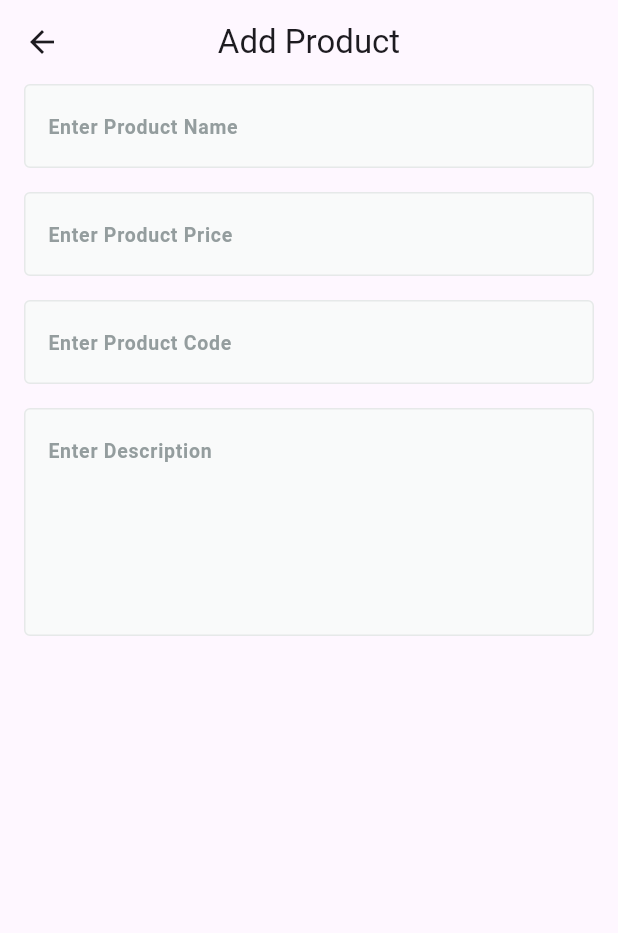
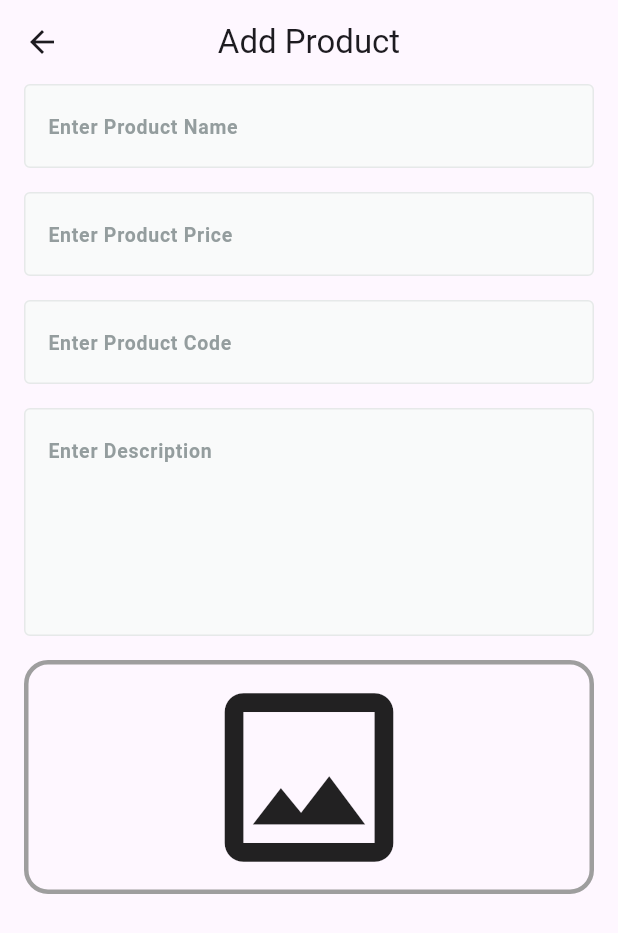
Before and after one commit to AmrElzohairy/fruits_hub_dashboard, a Flutter app: the AddProductView screen opened by its route, on a phone screen of 412 x 824 dp. Shown: the top 933 px of the screen. Run offline on Flutter 3.47's test engine with Material 3 defaults, Android fonts, the phone set to English and light mode, and no system bars; our stand-ins replace firebase_core; accounts and stored records are empty.

Commit message:
Add ImageField widget to AddProductViewBody
Added a new `ImageField` widget to the `AddProductViewBody` to allow users to select or display an image for the product being added. The `ImageField` widget is a simple container with a grey border and an outlined image icon.

```diff
--- a/lib/features/add_product/presentation/ui/widgets/add_product_view_body.dart
+++ b/lib/features/add_product/presentation/ui/widgets/add_product_view_body.dart
@@ -1,5 +1,6 @@
 import 'package:flutter/material.dart';
 import 'package:fruits_hub_dashboard/core/widgets/custom_text_form_feild.dart';
+import 'package:fruits_hub_dashboard/features/add_product/presentation/ui/widgets/image_field.dart';
 
 class AddProductViewBody extends StatefulWidget {
   const AddProductViewBody({super.key});
@@ -50,6 +51,7 @@ class _AddProductViewBodyState extends State<AddProductViewBody> {
                 SizedBox(
                   height: 16,
                 ),
+                ImageField(),
               ],
             )),
       ),
--- /dev/null
+++ b/lib/features/add_product/presentation/ui/widgets/image_field.dart
@@ -0,0 +1,17 @@
+import 'package:flutter/material.dart';
+
+class ImageField extends StatelessWidget {
+  const ImageField({super.key});
+
+  @override
+  Widget build(BuildContext context) {
+    return Container(
+      width: double.infinity,
+      decoration: BoxDecoration(
+        border:Border.all(color: Colors.grey , width: 3) ,
+        borderRadius: BorderRadius.circular(16)
+      ),
+      child: const Icon(Icons.image_outlined , size: 150,),
+    );
+  }
+}
```
